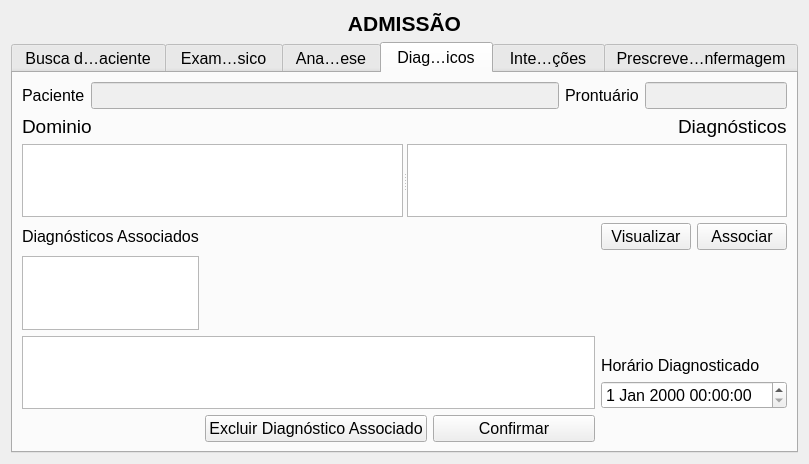
Before: the Qt Designer form GUI/intake.ui in LCapanelli/RP3, drawn with Qt 5.
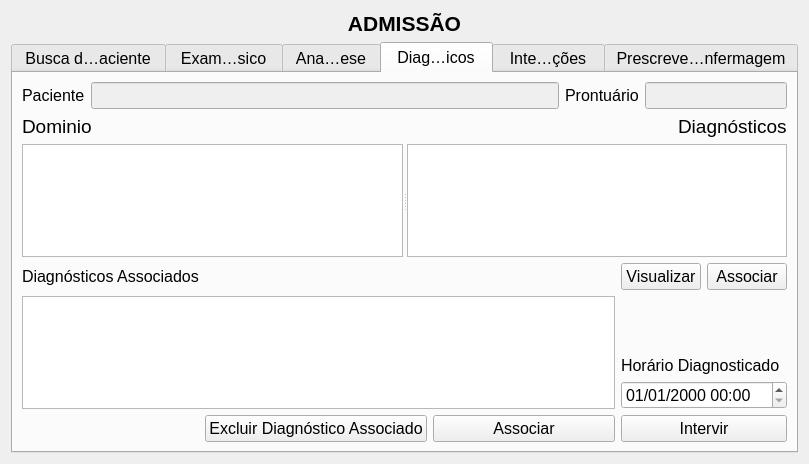
After: the same form once the commit is applied.

Patch:
```diff
--- a/GUI/intake.ui
+++ b/GUI/intake.ui
@@ -568,7 +568,7 @@
          </item>
         </layout>
        </item>
-       <item row="6" column="3" colspan="2">
+       <item row="4" column="3" colspan="2">
         <layout class="QVBoxLayout" name="verticalLayout_13">
          <item>
           <spacer name="verticalSpacer_3">
@@ -591,11 +591,15 @@
           </widget>
          </item>
          <item>
-          <widget class="QDateTimeEdit" name="dateb_DateHourFromDiag"/>
+          <widget class="QDateTimeEdit" name="dateb_DateHourFromDiag">
+           <property name="displayFormat">
+            <string>dd/MM/yyyy HH:mm</string>
+           </property>
+          </widget>
          </item>
         </layout>
        </item>
-       <item row="7" column="2">
+       <item row="5" column="2">
         <layout class="QHBoxLayout" name="horizontalLayout_100">
          <item>
           <widget class="QPushButton" name="pushButton_excluirDiag_4">
@@ -607,17 +611,21 @@
          <item>
           <widget class="QPushButton" name="pq_SAVEassociatedDIAG">
            <property name="text">
-            <string>Confirmar</string>
+            <string>Associar</string>
            </property>
           </widget>
          </item>
         </layout>
        </item>
-       <item row="6" column="0" colspan="3">
+       <item row="4" column="0" colspan="3">
         <widget class="QListWidget" name="lw_diaAssociated"/>
        </item>
-       <item row="5" column="0" colspan="2">
-        <widget class="QTextEdit" name="textEdit"/>
+       <item row="5" column="3" colspan="2">
+        <widget class="QPushButton" name="pb_InterventionOK">
+         <property name="text">
+          <string>Intervir</string>
+         </property>
+        </widget>
        </item>
       </layout>
      </widget>
```
